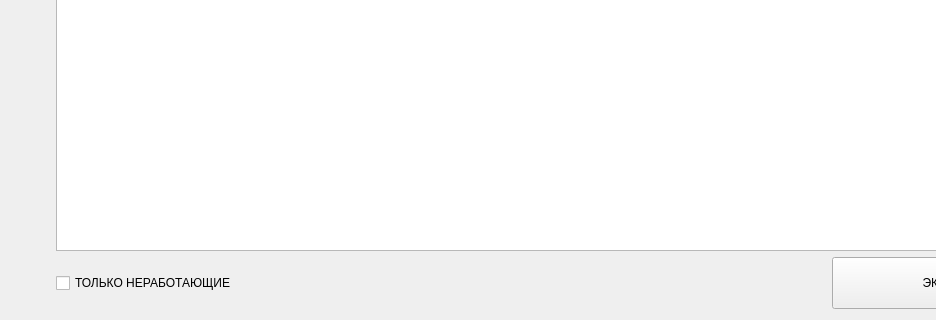
First picture: the form in EcoTaxiQt/pages/editablereport.ui, repository zhanyysh/ecotaxi, before the edit; both pictures show x 0 to 936 and y 400 to 720 of the 1448 by 720 pixel window.
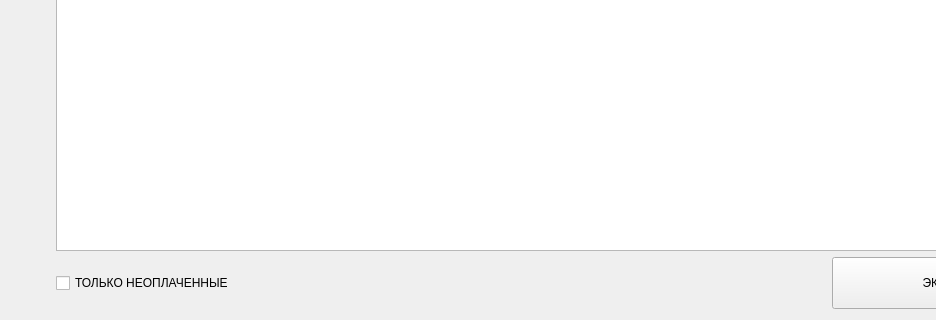
Second picture: the form after the edit.

Patch:
```diff
--- a/EcoTaxiQt/pages/editablereport.ui
+++ b/EcoTaxiQt/pages/editablereport.ui
@@ -411,7 +411,7 @@
      <item>
       <widget class="QCheckBox" name="checkBox">
        <property name="text">
-        <string>ТОЛЬКО НЕРАБОТАЮЩИЕ</string>
+        <string>ТОЛЬКО НЕОПЛАЧЕННЫЕ</string>
        </property>
       </widget>
      </item>
```
